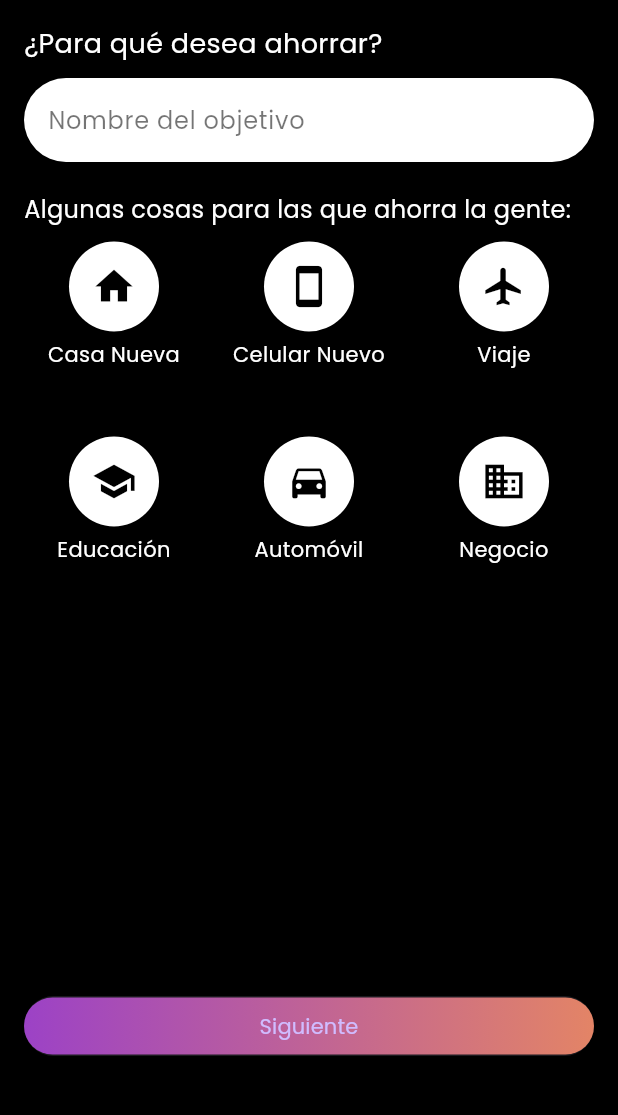
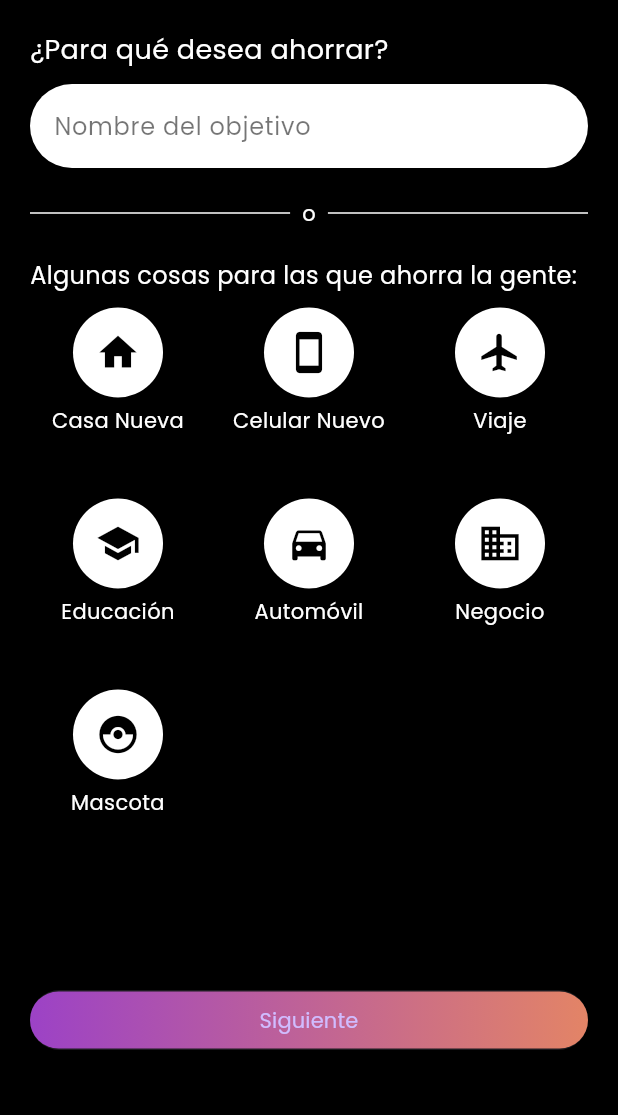
Before and after one commit to Edurz135/mycash_front, a Flutter app: the CreateObjetiveScreen screen opened directly, on a phone screen of 412 x 824 dp, the part 120-1235 px from its top. Run offline on Flutter 3.47's test engine with Material 3 defaults, Android fonts, the phone set to English and light mode, and no system bars; our stand-ins replace flutter_colorpicker, syncfusion_flutter_charts.

Commit message:
Crear Objetivo V2 y Avance ConfiguracionObjetivo

```diff
--- a/lib/data/data.dart
+++ b/lib/data/data.dart
@@ -1,6 +1,7 @@
 import 'package:mycash_front/model/chart_data.dart';
 import 'package:mycash_front/model/datetime_data.dart';
 import 'package:flutter/material.dart';
+import 'package:mycash_front/model/objetive_category_data.dart';
 class Data{
   static List<ChartData> resultados = [
     ChartData("ingresos", 3000, Colors.blue),
@@ -14,4 +15,14 @@ class Data{
     DatetimeData(DateTime(2024, 4), [3600, 3000]),
     DatetimeData(DateTime(2024, 5), [2200, 1900])
   ];
+
+  static List<ObjectiveCategoryData> objetivosPredeterminados = [
+    ObjectiveCategoryData('Casa Nueva', Icons.home),
+    ObjectiveCategoryData('Celular Nuevo', Icons.smartphone),
+    ObjectiveCategoryData('Viaje', Icons.flight),
+    ObjectiveCategoryData('Educación', Icons.school),
+    ObjectiveCategoryData('Automóvil', Icons.directions_car),
+    ObjectiveCategoryData('Negocio', Icons.business),
+    ObjectiveCategoryData('Mascota', Icons.catching_pokemon),
+  ];
 }
--- a/lib/main.dart
+++ b/lib/main.dart
@@ -4,7 +4,7 @@ import 'package:mycash_front/screens/profile/profile_screen.dart';
 import 'package:mycash_front/screens/statistics_screen.dart';
 import 'package:mycash_front/screens/transaction_screen.dart';
 import 'package:mycash_front/services/api_config.dart';
-import 'package:mycash_front/screens/objetive_screen.dart';
+import 'package:mycash_front/screens/objetives/a_objetive_screen.dart';
 
 void main() {
   APIConfig.setEnvironment(
--- /dev/null
+++ b/lib/model/objetive_category_data.dart
@@ -0,0 +1,8 @@
+import 'package:flutter/material.dart';
+
+class ObjectiveCategoryData {
+  final String name;
+  final IconData icon;
+
+  ObjectiveCategoryData(this.name, this.icon);
+}
--- a/lib/screens/create_objetive_screen.dart
+++ b/lib/screens/objetives/b_create_objetive_screen.dart
@@ -1,21 +1,19 @@
 import 'package:flutter/material.dart';
+import 'package:mycash_front/screens/objetives/c_objective_configuration_screen.dart';
+import 'package:mycash_front/data/data.dart';
 
 class CreateObjetiveScreen extends StatefulWidget {
+  const CreateObjetiveScreen({super.key});
+
   @override
+  // ignore: library_private_types_in_public_api
   _CreateObjetiveScreenState createState() => _CreateObjetiveScreenState();
 }
 
 class _CreateObjetiveScreenState extends State<CreateObjetiveScreen> {
   final TextEditingController _nameController = TextEditingController();
   String? selectedCategory;
-  final categories = [
-    {'name': 'Casa Nueva', 'icon': Icons.home},
-    {'name': 'Celular Nuevo', 'icon': Icons.smartphone},
-    {'name': 'Viaje', 'icon': Icons.flight},
-    {'name': 'Educación', 'icon': Icons.school},
-    {'name': 'Automóvil', 'icon': Icons.directions_car},
-    {'name': 'Negocio', 'icon': Icons.business},
-  ];
+  final categories = Data.objetivosPredeterminados;
 
   void _onNextPressed() {
     if (_nameController.text.isNotEmpty || selectedCategory != null) {
@@ -29,7 +27,7 @@ class _CreateObjetiveScreenState extends State<CreateObjetiveScreen> {
         ),
       );
     } else {
-      ScaffoldMessenger.of(context).showSnackBar(SnackBar(
+      ScaffoldMessenger.of(context).showSnackBar(const SnackBar(
         content: Text('Por favor, ingrese un nombre o seleccione una categoría.'),
       ));
     }
@@ -50,10 +48,11 @@ class _CreateObjetiveScreenState extends State<CreateObjetiveScreen> {
         ),
         title: const Text(
           'Crear Nuevo Objetivo',
-          style: TextStyle(color: Colors.white,
+          style: TextStyle(
+            color: Colors.white,
             fontSize: 20,
             fontWeight: FontWeight.bold,
-                )
+          ),
         ),
         toolbarHeight: 80.0,
         flexibleSpace: Container(
@@ -66,9 +65,8 @@ class _CreateObjetiveScreenState extends State<CreateObjetiveScreen> {
           ),
         ),
       ),
-
       body: Padding(
-        padding: const EdgeInsets.all(16.0),
+        padding: const EdgeInsets.all(20.0),
         child: Column(
           crossAxisAlignment: CrossAxisAlignment.start,
           children: [
@@ -78,6 +76,7 @@ class _CreateObjetiveScreenState extends State<CreateObjetiveScreen> {
             ),
             const SizedBox(height: 10),
             TextField(
+              style: const TextStyle(color: Colors.black),
               controller: _nameController,
               decoration: InputDecoration(
                 filled: true,
@@ -101,12 +100,30 @@ class _CreateObjetiveScreenState extends State<CreateObjetiveScreen> {
             ),
             const SizedBox(height: 20),
 
+            const Row(
+              children: [
+                Expanded(
+                  child: Divider(color: Colors.white),
+                ),
+                Padding(
+                  padding: EdgeInsets.symmetric(horizontal: 8.0),
+                  child: Text(
+                    'o',
+                    style: TextStyle(color: Colors.white),
+                  ),
+                ),
+                Expanded(
+                  child: Divider(color: Colors.white),
+                ),
+              ],
+            ),
+            const SizedBox(height: 20),
+
             const Text(
               'Algunas cosas para las que ahorra la gente:',
               style: TextStyle(color: Colors.white, fontSize: 16),
             ),
             const SizedBox(height: 10),
-
             Expanded(
               child: GridView.count(
                 crossAxisCount: 3,
@@ -114,8 +131,9 @@ class _CreateObjetiveScreenState extends State<CreateObjetiveScreen> {
                 mainAxisSpacing: 10,
                 children: categories.map((category) {
                   return GestureDetector(
-                    onTap: () {setState(() {
-                        selectedCategory = category['name'] as String;
+                    onTap: () {
+                      setState(() {
+                        selectedCategory = category.name;
                         _nameController.clear(); // Limpiar el campo de texto si se selecciona una categoría
                       });
                     },
@@ -123,16 +141,18 @@ class _CreateObjetiveScreenState extends State<CreateObjetiveScreen> {
                       children: [
                         CircleAvatar(
                           radius: 30,
-                          backgroundColor: selectedCategory == category['name'] ? Colors.orange : Colors.white,
+                          backgroundColor: selectedCategory == category.name
+                              ? const Color.fromARGB(255, 156, 66, 198)
+                              : Colors.white,
                           child: Icon(
-                            category['icon'] as IconData,
-                            color: selectedCategory == category['name'] ? Colors.white : Colors.black,
+                            category.icon,
+                            color: selectedCategory == category.name ? Colors.white : Colors.black,
                             size: 30,
                           ),
                         ),
                         const SizedBox(height: 5),
                         Text(
-                          category['name'] as String,
+                          category.name,
                           style: const TextStyle(color: Colors.white),
                           textAlign: TextAlign.center,
                         ),
@@ -142,7 +162,6 @@ class _CreateObjetiveScreenState extends State<CreateObjetiveScreen> {
                 }).toList(),
               ),
             ),
-
             Center(
               child: ElevatedButton(
                 style: ElevatedButton.styleFrom(
@@ -152,9 +171,14 @@ class _CreateObjetiveScreenState extends State<CreateObjetiveScreen> {
                 child: Ink(
                   decoration: const BoxDecoration(
                     borderRadius: BorderRadius.all(Radius.circular(80.0)),
-                      gradient: LinearGradient(colors: [Color(0xFF9C42C6), Color(0xFFE38466)],),
+                    gradient: LinearGradient(
+                      colors: [
+                        Color.fromRGBO(156, 66, 198, 1),
+                        Color(0xFFE38466)
+                      ],
                     ),
-                    child:Container(
+                  ),
+                  child: Container(
                     constraints: const BoxConstraints(minWidth: 88.0, minHeight: 38.0), // min sizes for Material buttons
                     alignment: Alignment.center,
                     child: const Text(
@@ -172,38 +196,3 @@ class _CreateObjetiveScreenState extends State<CreateObjetiveScreen> {
     );
   }
 }
-
-class ObjectiveConfigurationScreen extends StatelessWidget {
-  final String name;
-  final String? category;
-
-  ObjectiveConfigurationScreen({required this.name, this.category});
-
-  @override
-  Widget build(BuildContext context) {
-    return Scaffold(
-      appBar: AppBar(
-        title: Text('Configuración del Objetivo'),
-      ),
-      body: Padding(
-        padding: const EdgeInsets.all(16.0),
-        child: Column(
-          crossAxisAlignment: CrossAxisAlignment.start,
-          children: [
-            if (name.isNotEmpty)
-              Text(
-                'Nombre del objetivo: $name',
-                style: TextStyle(fontSize: 18),
-              ),
-            if (category != null)
-              Text(
-                'Categoría seleccionada: $category',
-                style: TextStyle(fontSize: 18),
-              ),
-            // Aquí puede agregar más widgets para configurar los detalles del objetivo
-          ],
-        ),
-      ),
-    );
-  }
-}
--- a/lib/screens/transaction_screen.dart
+++ b/lib/screens/transaction_screen.dart
@@ -1,6 +1,3 @@
-import 'package:flutter/material.dart';
-import 'package:mycash_front/components/transaction_item.dart';
-
 import 'package:flutter/material.dart';
 import 'package:mycash_front/components/transaction_item.dart';
 
--- a/pubspec.yaml
+++ b/pubspec.yaml
@@ -39,6 +39,7 @@ dependencies:
   # Use with the CupertinoIcons class for iOS style icons.
   cupertino_icons: ^1.0.6
   syncfusion_flutter_charts: ^25.2.4
+  flutter_colorpicker: ^1.0.3
 
 dev_dependencies:
   flutter_test:
```
Also changed, not shown: lib/screens/objetives/a_objetive_screen.dart (renamed from lib/screens/objetive_screen.dart, +5 -2 lines), lib/screens/objetives/c_objective_configuration_screen.dart (added, +295 -0 lines), pubspec.lock, 1 other file. Lines whose indentation alone changed are shown as unchanged.
